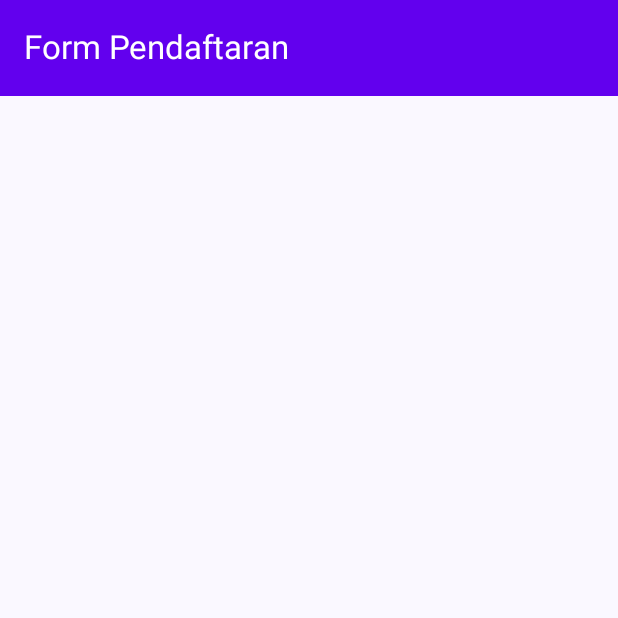
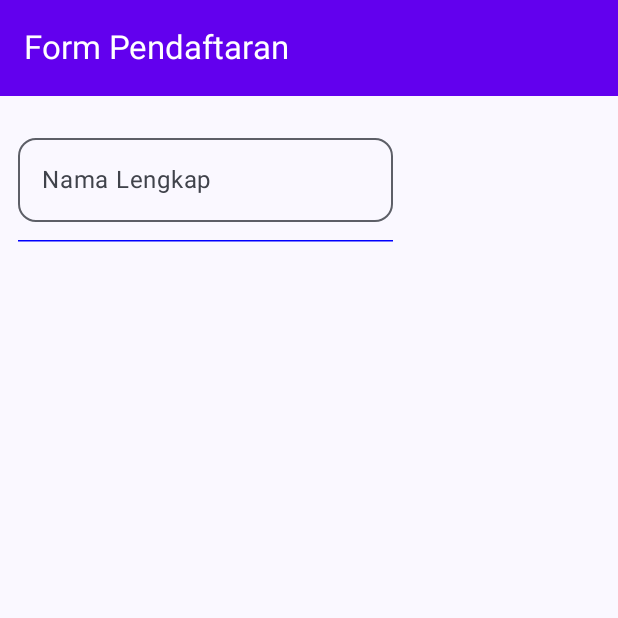
Before and after one commit to wpiskaa/QuestMVVM_0024, an Android app built with Jetpack Compose: the composable FormSiswa called with empty values, on a phone screen of 412 x 824 dp, the top half of it. Run offline under Robolectric (Android 15) with nearby library versions, the phone set to English and light mode, and no system bars.

Commit message:
tambahkan komponen input teks nama lengkap pada FormSiswa

```diff
--- a/app/src/main/java/com/example/activity6/view/FormSiswa.kt
+++ b/app/src/main/java/com/example/activity6/view/FormSiswa.kt
@@ -4,7 +4,11 @@ import com.example.activity6.R
 import androidx.compose.foundation.layout.Arrangement
 import androidx.compose.foundation.layout.Column
 import androidx.compose.foundation.layout.padding
+import androidx.compose.foundation.layout.width
 import androidx.compose.material3.ExperimentalMaterial3Api
+import androidx.compose.material3.HorizontalDivider
+import androidx.compose.material3.MaterialTheme
+import androidx.compose.material3.OutlinedTextField
 import androidx.compose.material3.Scaffold
 import androidx.compose.material3.Text
 import androidx.compose.material3.TopAppBar
@@ -19,7 +23,9 @@ import androidx.compose.ui.Alignment
 import androidx.compose.ui.Modifier
 import androidx.compose.ui.graphics.Color
 import androidx.compose.ui.res.colorResource
+import androidx.compose.ui.res.dimensionResource
 import androidx.compose.ui.res.stringResource
+import androidx.compose.ui.unit.dp
 
 @OptIn(ExperimentalMaterial3Api::class)
 @Composable
@@ -47,6 +53,23 @@ fun FormSiswa(
             verticalArrangement = Arrangement.SpaceBetween,
             horizontalAlignment = Alignment.CenterHorizontally
         ) {
+            OutlinedTextField(
+                value = txtNama,
+                singleLine = true,
+                shape = MaterialTheme.shapes.medium,
+                modifier = Modifier.width(250.dp).padding(top = 20.dp),
+                label = { Text(text = "Nama Lengkap") },
+                onValueChange = {
+                    txtNama = it
+                }
+            )
+            HorizontalDivider(
+                modifier = Modifier
+                    .padding(12.dp)
+                    .width(250.dp),
+                thickness = dimensionResource(R.dimen.thickness_divider),
+                color = Color.Blue
+            )
         }
     }
 }
```
